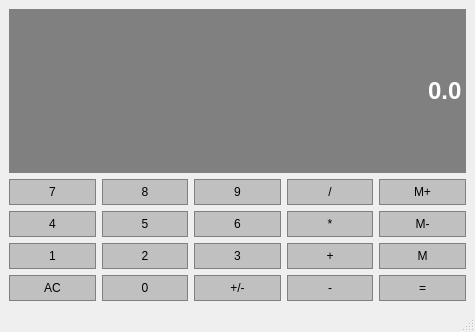
EthanPui/QT-Learning, file Calculator/Calculator/calculator.ui: the form before one commit.
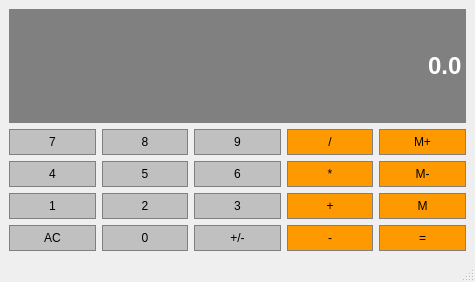
The form after the commit.

What changed in the file:
```diff
--- a/Calculator/Calculator/calculator.ui
+++ b/Calculator/Calculator/calculator.ui
@@ -7,7 +7,7 @@
     <x>0</x>
     <y>0</y>
     <width>475</width>
-    <height>332</height>
+    <height>282</height>
    </rect>
   </property>
   <property name="sizePolicy">
@@ -19,6 +19,9 @@
   <property name="windowTitle">
    <string>Calculator</string>
   </property>
+  <property name="autoFillBackground">
+   <bool>false</bool>
+  </property>
   <widget class="QWidget" name="centralwidget">
    <layout class="QGridLayout" name="gridLayout">
     <item row="2" column="1">
@@ -135,7 +138,7 @@
       </property>
       <property name="styleSheet">
        <string notr="true">QPushButton {
-	Background-color: #C0C0C0;
+	Background-color: #F90;
 	border: 1px solid gray;
 	padding: 5px;
 }
@@ -187,7 +190,7 @@
       </property>
       <property name="styleSheet">
        <string notr="true">QPushButton {
-	Background-color: #C0C0C0;
+	Background-color: #F90;
 	border: 1px solid gray;
 	padding: 5px;
 }
@@ -213,7 +216,7 @@
       </property>
       <property name="styleSheet">
        <string notr="true">QPushButton {
-	Background-color: #C0C0C0;
+	Background-color: #F90;
 	border: 1px solid gray;
 	padding: 5px;
 }
@@ -239,7 +242,7 @@
       </property>
       <property name="styleSheet">
        <string notr="true">QPushButton {
-	Background-color: #C0C0C0;
+	Background-color: #F90;
 	border: 1px solid gray;
 	padding: 5px;
 }
@@ -447,7 +450,7 @@
       </property>
       <property name="styleSheet">
        <string notr="true">QPushButton {
-	Background-color: #C0C0C0;
+	Background-color: #F90;
 	border: 1px solid gray;
 	padding: 5px;
 }
@@ -473,7 +476,7 @@
       </property>
       <property name="styleSheet">
        <string notr="true">QPushButton {
-	Background-color: #C0C0C0;
+	Background-color: #F90;
 	border: 1px solid gray;
 	padding: 5px;
 }
@@ -499,7 +502,7 @@
       </property>
       <property name="styleSheet">
        <string notr="true">QPushButton {
-	Background-color: #C0C0C0;
+	Background-color: #F90;
 	border: 1px solid gray;
 	padding: 5px;
 }
@@ -525,7 +528,7 @@
       </property>
       <property name="styleSheet">
        <string notr="true">QPushButton {
-	Background-color: #C0C0C0;
+	Background-color: #F90;
 	border: 1px solid gray;
 	padding: 5px;
 }
```
Left out of the diff: 42 changed lines with no effect on the pictures.
